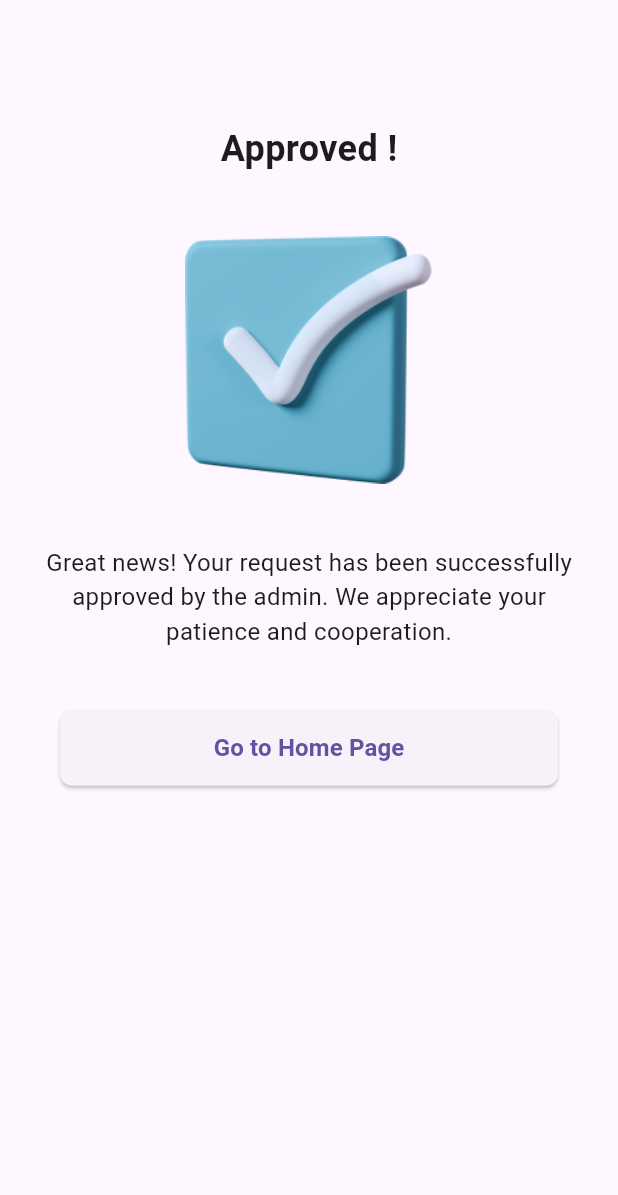
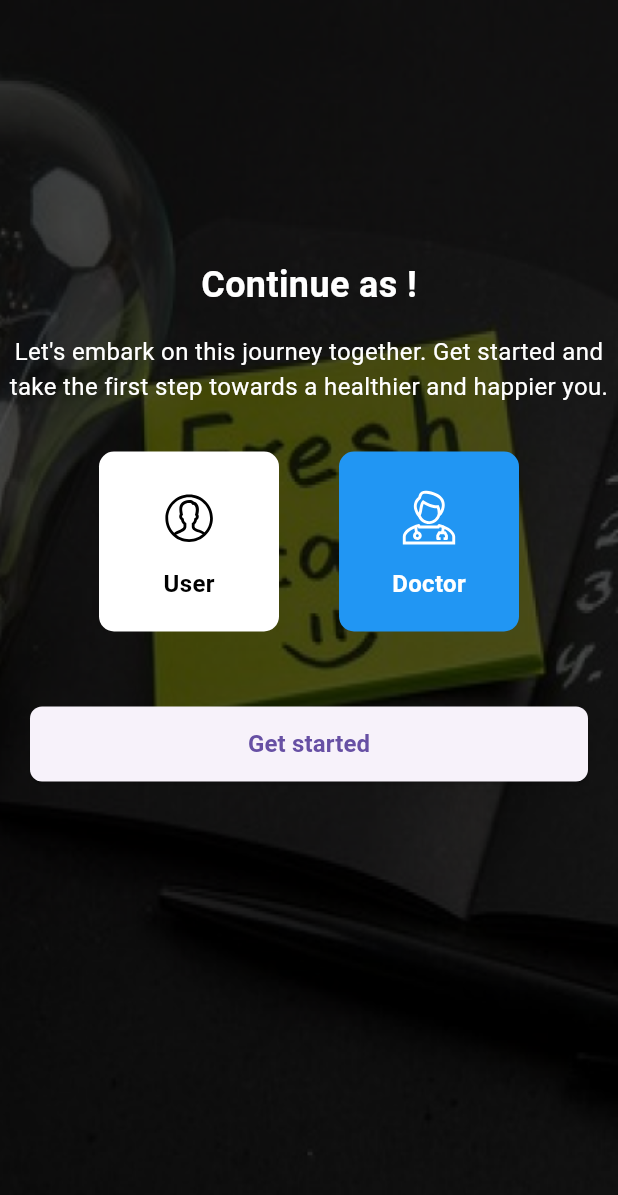
Before and after one commit to ziad-ezzat/Temp, a Flutter app: the screen it shows after launch, on a phone screen of 412 x 824 dp. Shown: the top 1195 px of the screen. Run offline on Flutter 3.47's test engine with Material 3 defaults, Android fonts, the light colour scheme and no system bars; our stand-ins replace flutter_svg.

Commit message:
refactoreing and add start_screen

```diff
--- a/lib/Views/Components/onBoarding_continue_btn.dart
+++ b/lib/Views/Components/onBoarding_continue_btn.dart
@@ -1,7 +1,6 @@
 // ignore_for_file: file_names
 import 'package:flutter/material.dart';
-
-import '../Pages/login_screen.dart';
+import 'package:gr_project/Views/Pages/start_screen.dart';
 
 
 Widget buildContinueButton(BuildContext context, PageController pageController, int currentPage, int pageCount) {
@@ -19,7 +18,7 @@ Widget buildContinueButton(BuildContext context, PageController pageController,
       if (currentPage == pageCount - 1) {
         Navigator.push(
           context,
-          MaterialPageRoute(builder: (context) => LoginScreen()),
+          MaterialPageRoute(builder: (context) => const StartScreen()),
         );
       } else {
         pageController.nextPage(
--- /dev/null
+++ b/lib/Views/Components/start_btn.dart
@@ -0,0 +1,40 @@
+import 'package:flutter/material.dart';
+import 'package:gr_project/Views/Pages/login_screen.dart';
+
+Widget buildStartButton(bool isUserSelected, BuildContext context) {
+  return Container(
+    width: double.infinity,
+    padding: const EdgeInsets.symmetric(horizontal: 20),
+    margin: const EdgeInsets.symmetric(vertical: 50),
+    height: 50,
+    child: ElevatedButton(
+      onPressed: () {
+        if (isUserSelected) {
+          print('User');
+          Navigator.push(
+            context,
+            MaterialPageRoute(builder: (context) => const LoginScreen()),
+          );
+        } else {
+          print('Doctor');
+          Navigator.push(
+            context,
+            MaterialPageRoute(builder: (context) => const LoginScreen()),
+          );
+        }
+      },
+      style: ElevatedButton.styleFrom(
+        shape: RoundedRectangleBorder(
+          borderRadius: BorderRadius.circular(8.0),
+        ),
+      ),
+      child: const Text(
+        "Get started",
+        style: TextStyle(
+          fontSize: 16,
+          fontWeight: FontWeight.w600,
+        ),
+      ),
+    ),
+  );
+}
--- a/lib/Views/Pages/approved.dart
+++ b/lib/Views/Pages/approved_screen.dart
@@ -2,8 +2,8 @@ import 'package:flutter/material.dart';
 
 import '../Components/approved_btn.dart';
 
-class Approved extends StatelessWidget {
-  const Approved({super.key});
+class ApprovedScreen extends StatelessWidget {
+  const ApprovedScreen({super.key});
 
   @override
   Widget build(BuildContext context) {
--- a/lib/Views/Pages/pending.dart
+++ b/lib/Views/Pages/pending_screen.dart
@@ -1,7 +1,7 @@
 import 'package:flutter/material.dart';
 
-class Pending extends StatelessWidget {
-  const Pending({super.key});
+class PendingScreen extends StatelessWidget {
+  const PendingScreen({super.key});
 
   @override
   Widget build(BuildContext context) {
--- a/lib/Views/Pages/rejection.dart
+++ b/lib/Views/Pages/rejection_screen.dart
@@ -2,8 +2,8 @@ import 'package:flutter/material.dart';
 
 import '../Components/rejection_btn.dart';
 
-class Rejection extends StatelessWidget {
-  const Rejection({super.key});
+class RejectionScreen extends StatelessWidget {
+  const RejectionScreen({super.key});
 
   @override
   Widget build(BuildContext context) {
--- /dev/null
+++ b/lib/Views/Pages/start_screen.dart
@@ -0,0 +1,133 @@
+import 'package:flutter/material.dart';
+import 'package:flutter_svg/flutter_svg.dart';
+
+import '../Components/start_btn.dart';
+
+class StartScreen extends StatefulWidget {
+  const StartScreen({super.key});
+
+  @override
+  _StartScreenState createState() => _StartScreenState();
+}
+
+class _StartScreenState extends State<StartScreen> {
+  bool isUserSelected = false ;
+
+  @override
+  Widget build(BuildContext context) {
+    return Scaffold(
+      body: Container(
+        decoration: const BoxDecoration(
+          image: DecorationImage(
+            image: AssetImage('assets/images/start.png'),
+            fit: BoxFit.cover,
+          ),
+        ),
+        child: Padding(
+          padding: const EdgeInsets.only(bottom: 80.0),
+          child: Column(
+            mainAxisAlignment: MainAxisAlignment.center,
+            children: [
+              const Text(
+                'Continue as !',
+                style: TextStyle(
+                  fontSize: 24,
+                  fontWeight: FontWeight.bold,
+                  color: Colors.white,
+                ),
+              ),
+              const SizedBox(height: 16),
+              const Text(
+                'Let\'s embark on this journey together. Get started and take the first step towards a healthier and happier you.',
+                textAlign: TextAlign.center,
+                style: TextStyle(
+                  fontSize: 16,
+                  color: Colors.white,
+                ),
+              ),
+              const SizedBox(height: 32),
+              Row(
+                mainAxisAlignment: MainAxisAlignment.center,
+                children: [
+                  GestureDetector(
+                    onTap: () {
+                      setState(() {
+                        isUserSelected = true;
+                      });
+                    },
+                    child: Container(
+                      width: 120,
+                      height: 120,
+                      decoration: BoxDecoration(
+                        color: isUserSelected ? Colors.blue : Colors.white,
+                        borderRadius: BorderRadius.circular(10),
+                      ),
+                      child: Column(
+                        mainAxisAlignment: MainAxisAlignment.center,
+                        children: [
+                          SvgPicture.asset(
+                            'assets/images/ei-user.svg',
+                            width: 48,
+                            height: 48,
+                            color: !isUserSelected ? Colors.black : Colors.white,
+                          ),
+                          const SizedBox(height: 8),
+                          Text(
+                            'User',
+                            style: TextStyle(
+                              fontSize: 16,
+                              fontWeight: FontWeight.bold,
+                              color:
+                                  !isUserSelected ? Colors.black : Colors.white,
+                            ),
+                          ),
+                        ],
+                      ),
+                    ),
+                  ),
+                  const SizedBox(width: 40),
+                  GestureDetector(
+                    onTap: () {
+                      setState(() {
+                        isUserSelected = false;
+                      });
+                    },
+                    child: Container(
+                      width: 120,
+                      height: 120,
+                      decoration: BoxDecoration(
+                        color: isUserSelected ? Colors.white : Colors.blue,
+                        borderRadius: BorderRadius.circular(10),
+                      ),
+                      child: Column(
+                        mainAxisAlignment: MainAxisAlignment.center,
+                        children: [
+                          SvgPicture.asset(
+                            'assets/images/healthicons-doctor-male-outline.svg',
+                            width: 48,
+                            height: 48,
+                            color: isUserSelected ? Colors.black : Colors.white,
+                          ),
+                          const SizedBox(height: 8),
+                          Text(
+                            'Doctor',
+                            style: TextStyle(
+                              fontSize: 16,
+                              fontWeight: FontWeight.bold,
+                              color: isUserSelected ? Colors.black : Colors.white,
+                            ),
+                          ),
+                        ],
+                      ),
+                    ),
+                  ),
+                ],
+              ),
+              buildStartButton(isUserSelected, context)
+            ],
+          ),
+        ),
+      ),
+    );
+  }
+}
--- a/lib/main.dart
+++ b/lib/main.dart
@@ -1,8 +1,9 @@
 import 'package:flutter/material.dart';
-import 'package:gr_project/Views/Pages/approved.dart';
+import 'package:gr_project/Views/Pages/approved_screen.dart';
 import 'package:gr_project/Views/Pages/login_screen.dart';
-import 'package:gr_project/Views/Pages/pending.dart';
-import 'package:gr_project/Views/Pages/rejection.dart';
+import 'package:gr_project/Views/Pages/pending_screen.dart';
+import 'package:gr_project/Views/Pages/rejection_screen.dart';
+import 'package:gr_project/Views/Pages/start_screen.dart';
 import 'Views/Pages/onBoarding_screen.dart';
 
 void main() {
@@ -16,7 +17,7 @@ class MainApp extends StatelessWidget {
   Widget build(BuildContext context) {
     return const MaterialApp(
       debugShowCheckedModeBanner: false,
-      home: Approved(),
+      home: StartScreen(),
     );
   }
 }
--- a/pubspec.yaml
+++ b/pubspec.yaml
@@ -9,6 +9,7 @@ environment:
 dependencies:
   flutter:
     sdk: flutter
+  flutter_svg: ^2.0.9
 
 dev_dependencies:
   flutter_test:
```
Also changed, not shown: assets/images/ei-user.svg (added), assets/images/healthicons-doctor-male-outline.svg (added), assets/images/start.png (added), pubspec.lock.
